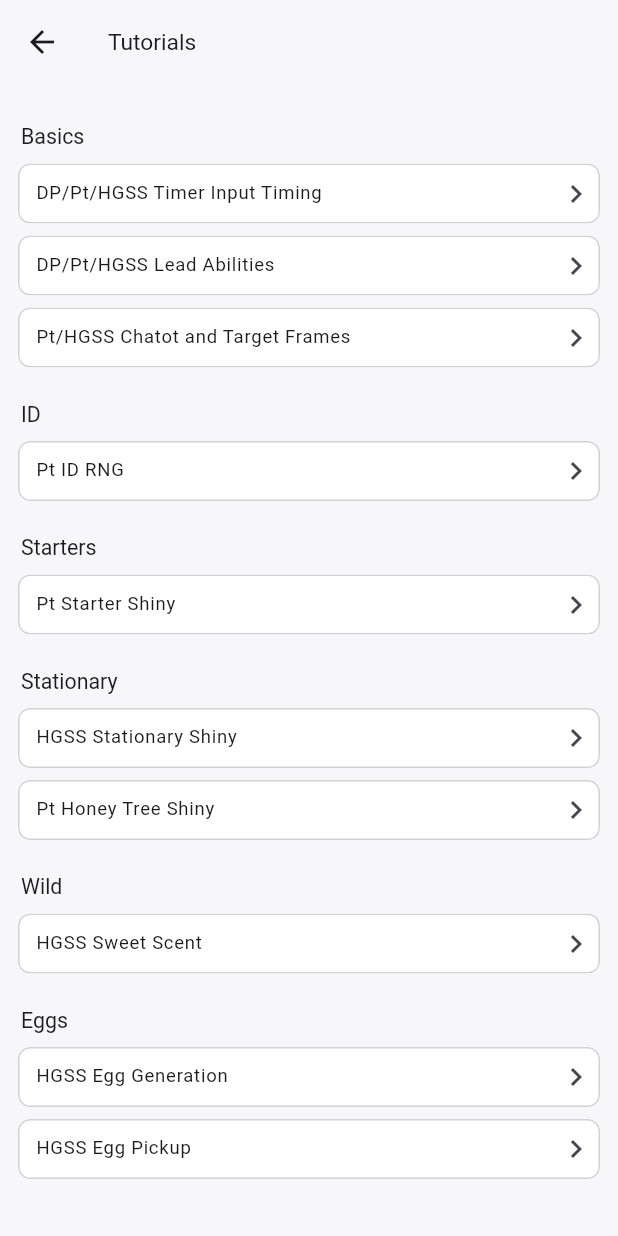
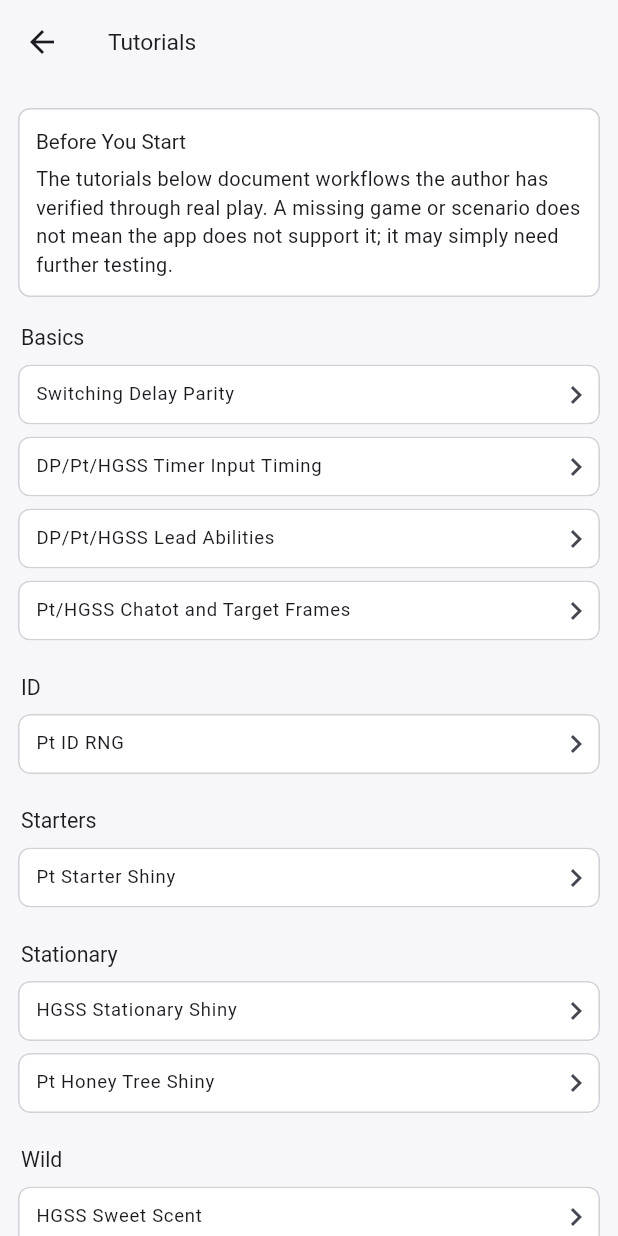
Before and after one commit to charlesfoundry/PokeRNG-G4, a Flutter app: the TutorialsPage screen opened directly, on a phone screen of 412 x 824 dp. Run offline on Flutter 3.47's test engine with Material 3 defaults, Android fonts, the phone set to English and light mode, and no system bars; our stand-ins replace flutter_markdown_plus, package_info_plus, shared_preferences; accounts and stored records are empty.

Commit message:
Add tutorial overview notice

```diff
--- a/lib/app/pages/tutorials_page.dart
+++ b/lib/app/pages/tutorials_page.dart
@@ -16,6 +16,12 @@
       body: ListView(
         padding: const EdgeInsets.fromLTRB(12, 12, 12, 16),
         children: [
+          const SizedBox(height: 4),
+          _TutorialNoticeCard(
+            title: l10n.tutorialNoticeTitle,
+            body: l10n.tutorialNoticeBody,
+          ),
+          const SizedBox(height: 4),
           for (final section in sections) ...[
             Padding(
               padding: const EdgeInsets.fromLTRB(2, 12, 2, 8),
@@ -30,6 +36,36 @@
             ],
           ],
         ],
+      ),
+    );
+  }
+}
+
+class _TutorialNoticeCard extends StatelessWidget {
+  const _TutorialNoticeCard({required this.title, required this.body});
+
+  final String title;
+  final String body;
+
+  @override
+  Widget build(BuildContext context) {
+    final theme = Theme.of(context);
+    return DecoratedBox(
+      decoration: BoxDecoration(
+        color: Colors.white,
+        border: Border.all(color: theme.colorScheme.outlineVariant),
+        borderRadius: BorderRadius.circular(8),
+      ),
+      child: Padding(
+        padding: const EdgeInsets.all(12),
+        child: Column(
+          crossAxisAlignment: CrossAxisAlignment.start,
+          children: [
+            Text(title, style: theme.textTheme.titleSmall),
+            const SizedBox(height: 6),
+            Text(body, style: theme.textTheme.bodyMedium),
+          ],
+        ),
       ),
     );
   }
@@ -147,6 +183,10 @@
     _TutorialSection(
       title: l10n.tutorialCategoryBasics,
       topics: [
+        _TutorialTopic(
+          title: l10n.delayParityHelpTitle,
+          assetName: 'delay_parity',
+        ),
         _TutorialTopic(title: l10n.timerTimingHelpTitle, assetName: 'timer'),
         _TutorialTopic(
           title: l10n.leadAbilityHelpTitle,
--- a/lib/l10n/app_en.arb
+++ b/lib/l10n/app_en.arb
@@ -211,6 +211,8 @@
   "helpSection": "Help",
   "tutorialsTitle": "Tutorials",
   "tutorialsOpen": "View tutorials",
+  "tutorialNoticeTitle": "Before You Start",
+  "tutorialNoticeBody": "The tutorials below document workflows the author has verified through real play. A missing game or scenario does not mean the app does not support it; it may simply need further testing.",
   "tutorialCategoryBasics": "Basics",
   "tutorialCategoryId": "ID",
   "tutorialCategoryStarter": "Starters",
@@ -303,6 +305,7 @@
   "targetAction": "Target",
   "advanceOneFrame": "Advance",
   "pressA": "Press A",
+  "delayParityHelpTitle": "Switching Delay Parity",
   "timerTimingHelpTitle": "DP/Pt/HGSS Timer Input Timing",
   "eggHeldHelpTitle": "HGSS Egg Generation",
   "eggPickupHelpTitle": "HGSS Egg Pickup",
--- a/lib/l10n/app_ja.arb
+++ b/lib/l10n/app_ja.arb
@@ -211,6 +211,8 @@
   "helpSection": "説明",
   "tutorialsTitle": "チュートリアル",
   "tutorialsOpen": "チュートリアルを見る",
+  "tutorialNoticeTitle": "はじめに",
+  "tutorialNoticeBody": "下のチュートリアルは、作者が実機手順で確認済みの乱数です。載っていないゲームや場面でも、App が対応していないとは限りません。まだ追加検証が必要な場合があります。",
   "tutorialCategoryBasics": "基礎",
   "tutorialCategoryId": "ID",
   "tutorialCategoryStarter": "御三家",
@@ -303,6 +305,7 @@
   "targetAction": "目標",
   "advanceOneFrame": "消費",
   "pressA": "Aを押す",
+  "delayParityHelpTitle": "Delayの奇偶切り替え",
   "timerTimingHelpTitle": "DP/Pt/HGSSタイマー入力のタイミング",
   "eggHeldHelpTitle": "HGSSタマゴ生成",
   "eggPickupHelpTitle": "HGSSタマゴ受取",
--- a/lib/l10n/app_localizations.dart
+++ b/lib/l10n/app_localizations.dart
@@ -1120,6 +1120,18 @@
   /// **'View tutorials'**
   String get tutorialsOpen;
 
+  /// No description provided for @tutorialNoticeTitle.
+  ///
+  /// In en, this message translates to:
+  /// **'Before You Start'**
+  String get tutorialNoticeTitle;
+
+  /// No description provided for @tutorialNoticeBody.
+  ///
+  /// In en, this message translates to:
+  /// **'The tutorials below document workflows the author has verified through real play. A missing game or scenario does not mean the app does not support it; it may simply need further testing.'**
+  String get tutorialNoticeBody;
+
   /// No description provided for @tutorialCategoryBasics.
   ///
   /// In en, this message translates to:
@@ -1485,6 +1497,12 @@
   /// In en, this message translates to:
   /// **'Press A'**
   String get pressA;
+
+  /// No description provided for @delayParityHelpTitle.
+  ///
+  /// In en, this message translates to:
+  /// **'Switching Delay Parity'**
+  String get delayParityHelpTitle;
 
   /// No description provided for @timerTimingHelpTitle.
   ///
--- a/lib/l10n/app_localizations_en.dart
+++ b/lib/l10n/app_localizations_en.dart
@@ -551,6 +551,13 @@
   String get tutorialsOpen => 'View tutorials';
 
   @override
+  String get tutorialNoticeTitle => 'Before You Start';
+
+  @override
+  String get tutorialNoticeBody =>
+      'The tutorials below document workflows the author has verified through real play. A missing game or scenario does not mean the app does not support it; it may simply need further testing.';
+
+  @override
   String get tutorialCategoryBasics => 'Basics';
 
   @override
@@ -747,6 +754,9 @@
 
   @override
   String get pressA => 'Press A';
+
+  @override
+  String get delayParityHelpTitle => 'Switching Delay Parity';
 
   @override
   String get timerTimingHelpTitle => 'DP/Pt/HGSS Timer Input Timing';
--- a/lib/l10n/app_localizations_ja.dart
+++ b/lib/l10n/app_localizations_ja.dart
@@ -544,6 +544,13 @@
   String get tutorialsOpen => 'チュートリアルを見る';
 
   @override
+  String get tutorialNoticeTitle => 'はじめに';
+
+  @override
+  String get tutorialNoticeBody =>
+      '下のチュートリアルは、作者が実機手順で確認済みの乱数です。載っていないゲームや場面でも、App が対応していないとは限りません。まだ追加検証が必要な場合があります。';
+
+  @override
   String get tutorialCategoryBasics => '基礎';
 
   @override
@@ -738,6 +745,9 @@
 
   @override
   String get pressA => 'Aを押す';
+
+  @override
+  String get delayParityHelpTitle => 'Delayの奇偶切り替え';
 
   @override
   String get timerTimingHelpTitle => 'DP/Pt/HGSSタイマー入力のタイミング';
--- a/lib/l10n/app_localizations_zh.dart
+++ b/lib/l10n/app_localizations_zh.dart
@@ -536,6 +536,13 @@
   String get tutorialsOpen => '查看教程';
 
   @override
+  String get tutorialNoticeTitle => '阅读说明';
+
+  @override
+  String get tutorialNoticeBody =>
+      '下列教程记录的是作者已经在实机流程中验证过的乱数。没有出现在教程里的游戏或场景，并不代表 App 不支持，只是仍需要进一步尝试与确认。';
+
+  @override
   String get tutorialCategoryBasics => '基础';
 
   @override
@@ -729,6 +736,9 @@
 
   @override
   String get pressA => '按A';
+
+  @override
+  String get delayParityHelpTitle => 'Delay的奇偶切换';
 
   @override
   String get timerTimingHelpTitle => 'DP/Pt/HGSS定时器按键时机';
--- a/lib/l10n/app_zh.arb
+++ b/lib/l10n/app_zh.arb
@@ -211,6 +211,8 @@
   "helpSection": "说明",
   "tutorialsTitle": "教程",
   "tutorialsOpen": "查看教程",
+  "tutorialNoticeTitle": "阅读说明",
+  "tutorialNoticeBody": "下列教程记录的是作者已经在实机流程中验证过的乱数。没有出现在教程里的游戏或场景，并不代表 App 不支持，只是仍需要进一步尝试与确认。",
   "tutorialCategoryBasics": "基础",
   "tutorialCategoryId": "ID",
   "tutorialCategoryStarter": "初始",
@@ -303,6 +305,7 @@
   "targetAction": "目标",
   "advanceOneFrame": "推进",
   "pressA": "按A",
+  "delayParityHelpTitle": "Delay的奇偶切换",
   "timerTimingHelpTitle": "DP/Pt/HGSS定时器按键时机",
   "eggHeldHelpTitle": "HGSS生成蛋",
   "eggPickupHelpTitle": "HGSS领取蛋",
```
Also changed, not shown: 3 other files.
